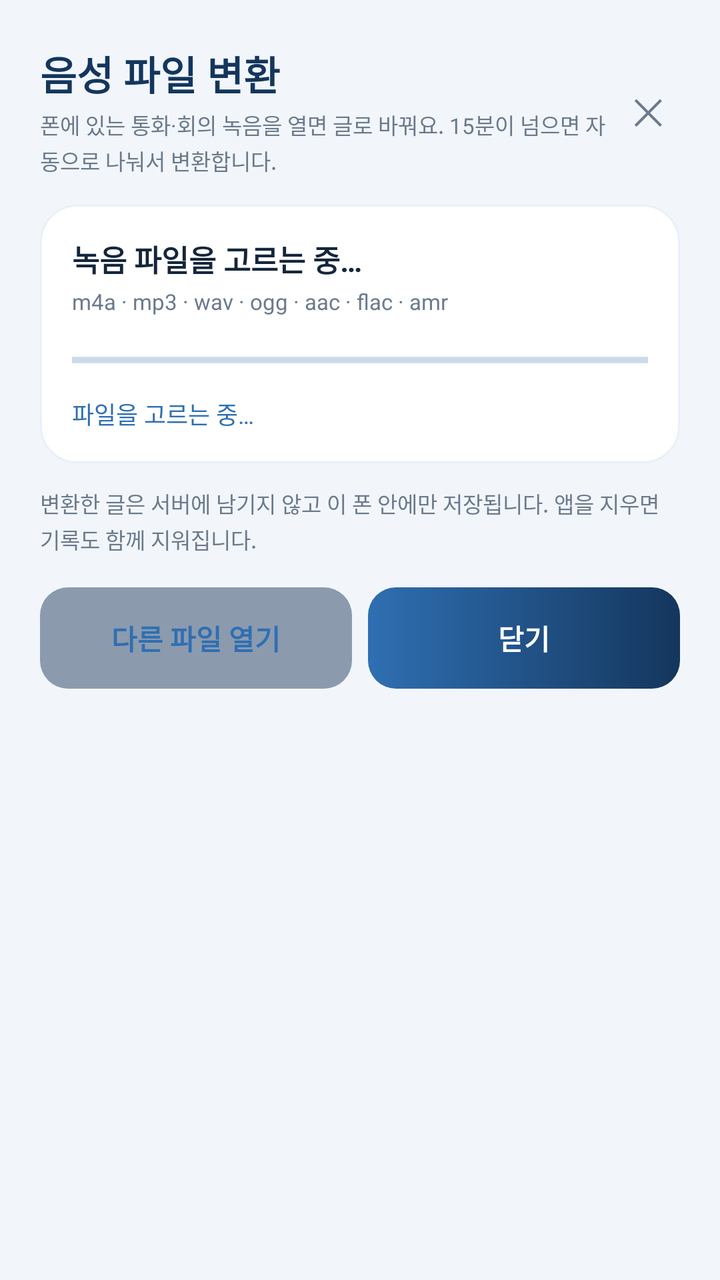
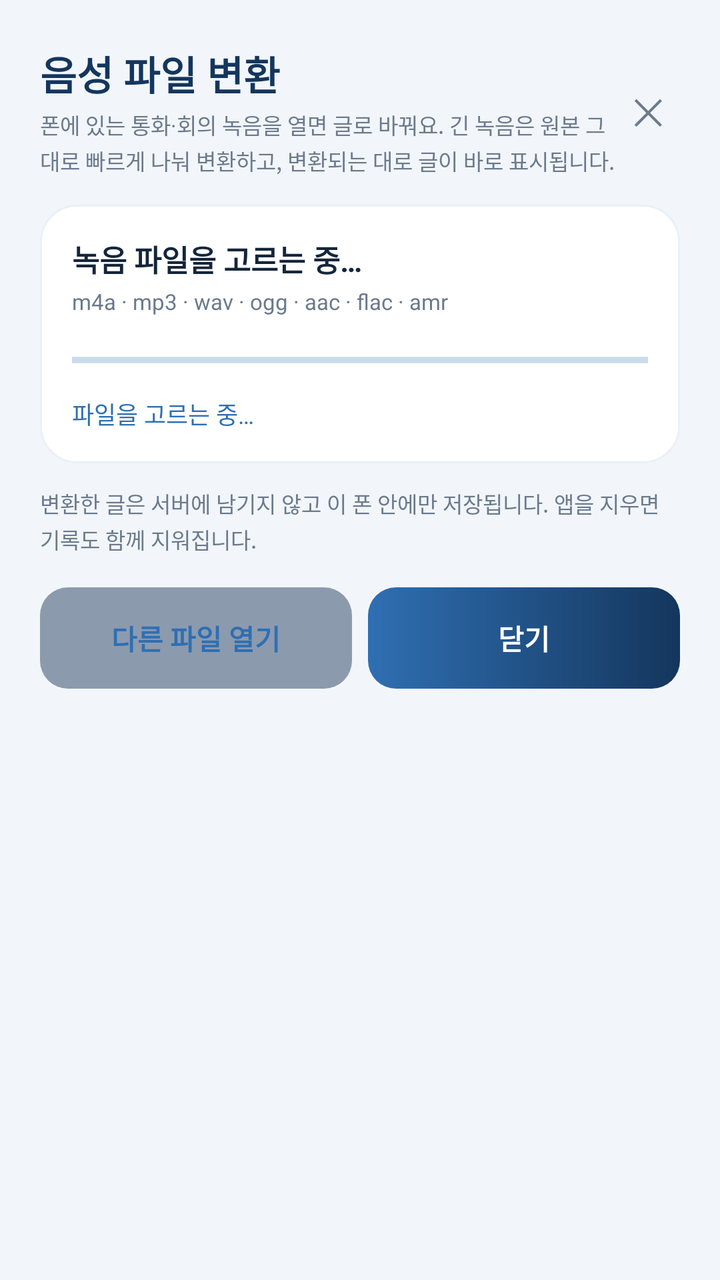

Screens rendered from an Android XML layout before and after an edit, with the pre-edit source and the edit as a unified diff.
<!-- AndroidManifest.xml: application theme AppTheme -->
<!-- res/layout/activity_file_transcribe.xml -->
<?xml version="1.0" encoding="utf-8"?>
<ScrollView xmlns:android="http://schemas.android.com/apk/res/android"
    android:layout_width="match_parent"
    android:layout_height="match_parent"
    android:background="@color/bg"
    android:fillViewport="true">

    <LinearLayout
        android:layout_width="match_parent"
        android:layout_height="wrap_content"
        android:orientation="vertical"
        android:paddingLeft="20dp"
        android:paddingRight="20dp"
        android:paddingTop="22dp"
        android:paddingBottom="28dp">

        <LinearLayout
            android:layout_width="match_parent"
            android:layout_height="wrap_content"
            android:orientation="horizontal"
            android:gravity="center_vertical">

            <LinearLayout
                android:layout_width="0dp"
                android:layout_height="wrap_content"
                android:layout_weight="1"
                android:orientation="vertical">

                <TextView
                    android:layout_width="wrap_content"
                    android:layout_height="wrap_content"
                    android:text="음성 파일 변환"
                    android:textColor="@color/brand_navy"
                    android:textSize="20sp"
                    android:textStyle="bold"/>

                <TextView
                    android:id="@+id/tv_sub"
                    android:layout_width="match_parent"
                    android:layout_height="wrap_content"
                    android:layout_marginTop="3dp"
                    android:text="폰에 있는 통화·회의 녹음을 열면 글로 바꿔요. 15분이 넘으면 자동으로 나눠서 변환합니다."
                    android:textColor="@color/text_secondary"
                    android:textSize="11sp"
                    android:lineSpacingExtra="2dp"/>
            </LinearLayout>

            <TextView
                android:id="@+id/btn_close"
                android:layout_width="wrap_content"
                android:layout_height="wrap_content"
                android:padding="8dp"
                android:text="✕"
                android:textColor="@color/text_secondary"
                android:textSize="18sp"/>
        </LinearLayout>

        <LinearLayout
            android:layout_width="match_parent"
            android:layout_height="wrap_content"
            android:layout_marginTop="14dp"
            android:background="@drawable/bg_card"
            android:orientation="vertical"
            android:padding="16dp">

            <TextView
                android:id="@+id/tv_file"
                android:layout_width="match_parent"
                android:layout_height="wrap_content"
                android:text="녹음 파일을 고르는 중…"
                android:textColor="@color/text_primary"
                android:textSize="15sp"
                android:textStyle="bold"
                android:maxLines="2"
                android:ellipsize="end"/>

            <TextView
                android:id="@+id/tv_meta"
                android:layout_width="match_parent"
                android:layout_height="wrap_content"
                android:layout_marginTop="3dp"
                android:text="m4a · mp3 · wav · ogg · aac · flac · amr"
                android:textColor="@color/text_secondary"
                android:textSize="11sp"/>

            <ProgressBar
                android:id="@+id/pb"
                style="?android:attr/progressBarStyleHorizontal"
                android:layout_width="match_parent"
                android:layout_height="wrap_content"
                android:layout_marginTop="14dp"
                android:indeterminate="true"/>

            <TextView
                android:id="@+id/tv_state"
                android:layout_width="match_parent"
                android:layout_height="wrap_content"
                android:layout_marginTop="10dp"
                android:text="파일을 고르는 중…"
                android:textColor="@color/brand_blue"
                android:textSize="12sp"/>
        </LinearLayout>

        <LinearLayout
            android:id="@+id/card_result"
            android:layout_width="match_parent"
            android:layout_height="wrap_content"
            android:layout_marginTop="12dp"
            android:background="@drawable/bg_card"
            android:orientation="vertical"
            android:padding="16dp"
            android:visibility="gone">

            <LinearLayout
                android:layout_width="match_parent"
                android:layout_height="wrap_content"
                android:orientation="horizontal"
                android:gravity="center_vertical">

                <TextView
                    android:layout_width="0dp"
                    android:layout_height="wrap_content"
                    android:layout_weight="1"
                    android:text="변환 결과"
                    android:textColor="@color/text_primary"
                    android:textSize="14sp"
                    android:textStyle="bold"/>

                <TextView
                    android:id="@+id/tv_saved"
                    android:layout_width="wrap_content"
                    android:layout_height="wrap_content"
                    android:text="이 기기에만 저장됨"
                    android:textColor="@color/text_secondary"
                    android:textSize="10sp"/>
            </LinearLayout>

            <EditText
                android:id="@+id/et_result"
                android:layout_width="match_parent"
                android:layout_height="wrap_content"
                android:layout_marginTop="10dp"
                android:background="@drawable/bg_input"
                android:padding="14dp"
                android:minLines="6"
                android:maxLines="14"
                android:maxHeight="340dp"
                android:scrollbars="vertical"
                android:gravity="top|start"
                android:textColor="@color/text_primary"
                android:textColorHint="@color/text_secondary"
                android:textSize="16sp"
                android:lineSpacingExtra="3dp"
                android:hint="변환된 글이 여기에 표시됩니다"
                android:inputType="textMultiLine|textCapSentences"/>

            <LinearLayout
                android:layout_width="match_parent"
                android:layout_height="wrap_content"
                android:layout_marginTop="12dp"
                android:orientation="horizontal"
                android:gravity="end">

                <TextView
                    android:id="@+id/btn_history"
                    android:layout_width="wrap_content"
                    android:layout_height="wrap_content"
                    android:background="@drawable/bg_btn_small"
                    android:paddingLeft="16dp"
                    android:paddingRight="16dp"
                    android:paddingTop="9dp"
                    android:paddingBottom="9dp"
                    android:text="기록 보기"
                    android:textColor="@color/brand_blue"
                    android:textSize="12sp"
                    android:textStyle="bold"/>

                <TextView
                    android:id="@+id/btn_copy"
                    android:layout_width="wrap_content"
                    android:layout_height="wrap_content"
                    android:layout_marginLeft="8dp"
                    android:background="@drawable/bg_btn_primary"
                    android:paddingLeft="20dp"
                    android:paddingRight="20dp"
                    android:paddingTop="10dp"
                    android:paddingBottom="10dp"
                    android:text="전체 복사"
                    android:textColor="@color/white"
                    android:textSize="13sp"
                    android:textStyle="bold"/>
            </LinearLayout>
        </LinearLayout>

        <TextView
            android:id="@+id/tv_note"
            android:layout_width="match_parent"
            android:layout_height="wrap_content"
            android:layout_marginTop="12dp"
            android:text="변환한 글은 서버에 남기지 않고 이 폰 안에만 저장됩니다. 앱을 지우면 기록도 함께 지워집니다."
            android:textColor="@color/text_secondary"
            android:textSize="11sp"
            android:lineSpacingExtra="2dp"/>

        <LinearLayout
            android:id="@+id/row_actions"
            android:layout_width="match_parent"
            android:layout_height="wrap_content"
            android:layout_marginTop="16dp"
            android:orientation="horizontal">

            <TextView
                android:id="@+id/btn_again"
                android:layout_width="0dp"
                android:layout_height="wrap_content"
                android:layout_weight="1"
                android:background="@drawable/bg_btn_off"
                android:gravity="center"
                android:paddingTop="15dp"
                android:paddingBottom="15dp"
                android:text="다른 파일 열기"
                android:textColor="@color/brand_blue"
                android:textSize="14sp"
                android:textStyle="bold"/>

            <TextView
                android:id="@+id/btn_done"
                android:layout_width="0dp"
                android:layout_height="wrap_content"
                android:layout_weight="1"
                android:layout_marginLeft="8dp"
                android:background="@drawable/bg_btn_primary"
                android:gravity="center"
                android:paddingTop="15dp"
                android:paddingBottom="15dp"
                android:text="닫기"
                android:textColor="@color/white"
                android:textSize="14sp"
                android:textStyle="bold"/>
        </LinearLayout>
    </LinearLayout>
</ScrollView>
<!-- resources referenced by this layout -->
<resources>
  <color name="bg">#F2F6FB</color>
  <color name="brand_blue">#2F6FB2</color>
  <color name="brand_navy">#14365D</color>
  <color name="text_primary">#15263B</color>
  <color name="text_secondary">#6B7A8C</color>
  <color name="white">#FFFFFF</color>
  <!-- drawable bg_btn_off (drawable) -->
  <?xml version="1.0" encoding="utf-8"?>
  <shape xmlns:android="http://schemas.android.com/apk/res/android" android:shape="rectangle">
      <solid android:color="#8C9AAE"/>
      <corners android:radius="14dp"/>
  </shape>
  <!-- drawable bg_btn_primary (drawable) -->
  <?xml version="1.0" encoding="utf-8"?>
  <shape xmlns:android="http://schemas.android.com/apk/res/android" android:shape="rectangle">
      <gradient android:type="linear" android:angle="0" android:startColor="#2F6FB2" android:endColor="#14365D"/>
      <corners android:radius="14dp"/>
  </shape>
  <!-- drawable bg_btn_small (drawable) -->
  <?xml version="1.0" encoding="utf-8"?>
  <shape xmlns:android="http://schemas.android.com/apk/res/android" android:shape="rectangle">
      <solid android:color="#EAF1F9"/>
      <corners android:radius="11dp"/>
      <stroke android:width="1dp" android:color="#CFDDEB"/>
  </shape>
  <!-- drawable bg_card (drawable) -->
  <?xml version="1.0" encoding="utf-8"?>
  <shape xmlns:android="http://schemas.android.com/apk/res/android" android:shape="rectangle">
      <solid android:color="@color/card"/>
      <corners android:radius="18dp"/>
      <stroke android:width="1dp" android:color="#EAF0F7"/>
  </shape>
  <!-- drawable bg_input (drawable) -->
  <?xml version="1.0" encoding="utf-8"?>
  <shape xmlns:android="http://schemas.android.com/apk/res/android" android:shape="rectangle">
      <solid android:color="#F7F9FC"/>
      <corners android:radius="12dp"/>
      <stroke android:width="1dp" android:color="@color/line"/>
  </shape>
  <style name="AppTheme" parent="@android:style/Theme.Material.Light.NoActionBar">
          <item name="android:colorPrimary">@color/brand_navy</item>
          <item name="android:colorPrimaryDark">@color/brand_navy</item>
          <item name="android:colorAccent">@color/brand_blue</item>
          <item name="android:statusBarColor">@color/brand_navy</item>
          <item name="android:windowBackground">@color/bg</item>
      </style>
  <color name="card">#FFFFFF</color>
  <color name="line">#DCE5EF</color>
</resources>

<!-- the commit's change to res/layout/activity_file_transcribe.xml (unified diff, before → after) -->
@@ -39,7 +39,7 @@
                     android:layout_width="match_parent"
                     android:layout_height="wrap_content"
                     android:layout_marginTop="3dp"
-                    android:text="폰에 있는 통화·회의 녹음을 열면 글로 바꿔요. 15분이 넘으면 자동으로 나눠서 변환합니다."
+                    android:text="폰에 있는 통화·회의 녹음을 열면 글로 바꿔요. 긴 녹음은 원본 그대로 빠르게 나눠 변환하고, 변환되는 대로 글이 바로 표시됩니다."
                     android:textColor="@color/text_secondary"
                     android:textSize="11sp"
                     android:lineSpacingExtra="2dp"/>
@@ -118,6 +118,7 @@
                 android:gravity="center_vertical">
 
                 <TextView
+                    android:id="@+id/tv_result_title"
                     android:layout_width="0dp"
                     android:layout_height="wrap_content"
                     android:layout_weight="1"
